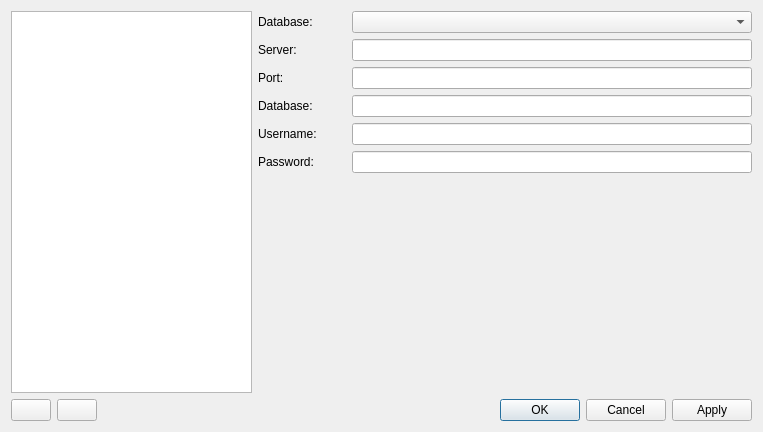
Qt form ui/ConnectionManagerDialog.ui (mispp/goat) before a commit.
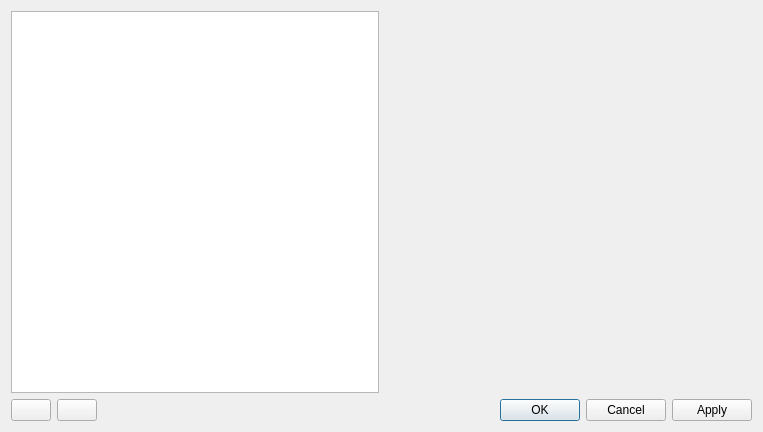
The same form after that commit. Icons and pictures are not drawn. Custom widgets are drawn as their Qt base class.

Commit message:
Connection dialog (#58)
* change Connection dialog to a widget

* change ConnectionManagerDialog to use ConnectionWidget

What changed in the file:
```diff
--- a/ui/ConnectionManagerDialog.ui
+++ b/ui/ConnectionManagerDialog.ui
@@ -70,220 +70,7 @@
    <item>
     <layout class="QVBoxLayout" name="verticalLayout">
      <item>
-      <layout class="QHBoxLayout" name="horizontalLayout_6">
-       <item>
-        <widget class="QLabel" name="label_6">
-         <property name="frameShape">
-          <enum>QFrame::NoFrame</enum>
-         </property>
-         <property name="text">
-          <string>Database:</string>
-         </property>
-        </widget>
-       </item>
-       <item>
-        <spacer name="horizontalSpacer_6">
-         <property name="orientation">
-          <enum>Qt::Horizontal</enum>
-         </property>
-         <property name="sizeHint" stdset="0">
-          <size>
-           <width>40</width>
-           <height>20</height>
-          </size>
-         </property>
-        </spacer>
-       </item>
-       <item>
-        <widget class="QComboBox" name="listDropdownDBDriver">
-         <property name="minimumSize">
-          <size>
-           <width>400</width>
-           <height>0</height>
-          </size>
-         </property>
-         <property name="toolTipDuration">
-          <number>-1</number>
-         </property>
-        </widget>
-       </item>
-      </layout>
-     </item>
-     <item>
-      <layout class="QHBoxLayout" name="horizontalLayout_3">
-       <item>
-        <widget class="QLabel" name="label_3">
-         <property name="text">
-          <string>Server: </string>
-         </property>
-        </widget>
-       </item>
-       <item>
-        <spacer name="horizontalSpacer_3">
-         <property name="orientation">
-          <enum>Qt::Horizontal</enum>
-         </property>
-         <property name="sizeHint" stdset="0">
-          <size>
-           <width>40</width>
-           <height>20</height>
-          </size>
-         </property>
-        </spacer>
-       </item>
-       <item>
-        <widget class="QLineEdit" name="txtServer">
-         <property name="minimumSize">
-          <size>
-           <width>400</width>
-           <height>0</height>
-          </size>
-         </property>
-        </widget>
-       </item>
-      </layout>
-     </item>
-     <item>
-      <layout class="QHBoxLayout" name="horizontalLayout_4">
-       <item>
-        <widget class="QLabel" name="label_4">
-         <property name="text">
-          <string>Port: </string>
-         </property>
-        </widget>
-       </item>
-       <item>
-        <spacer name="horizontalSpacer_4">
-         <property name="orientation">
-          <enum>Qt::Horizontal</enum>
-         </property>
-         <property name="sizeHint" stdset="0">
-          <size>
-           <width>40</width>
-           <height>20</height>
-          </size>
-         </property>
-        </spacer>
-       </item>
-       <item>
-        <widget class="QLineEdit" name="txtPort">
-         <property name="minimumSize">
-          <size>
-           <width>400</width>
-           <height>0</height>
-          </size>
-         </property>
-        </widget>
-       </item>
-      </layout>
-     </item>
-     <item>
-      <layout class="QHBoxLayout" name="horizontalLayout_5">
-       <item>
-        <widget class="QLabel" name="label_5">
-         <property name="text">
-          <string>Database: </string>
-         </property>
-        </widget>
-       </item>
-       <item>
-        <spacer name="horizontalSpacer_5">
-         <property name="orientation">
-          <enum>Qt::Horizontal</enum>
-         </property>
-         <property name="sizeHint" stdset="0">
-          <size>
-           <width>40</width>
-           <height>20</height>
-          </size>
-         </property>
-        </spacer>
-       </item>
-       <item>
-        <widget class="QLineEdit" name="txtDatabase">
-         <property name="minimumSize">
-          <size>
-           <width>400</width>
-           <height>0</height>
-          </size>
-         </property>
-        </widget>
-       </item>
-      </layout>
-     </item>
-     <item>
-      <layout class="QHBoxLayout" name="horizontalLayout">
-       <item>
-        <widget class="QLabel" name="label">
-         <property name="text">
-          <string>Username: </string>
-         </property>
-        </widget>
-       </item>
-       <item>
-        <spacer name="horizontalSpacer">
-         <property name="orientation">
-          <enum>Qt::Horizontal</enum>
-         </property>
-         <property name="sizeHint" stdset="0">
-          <size>
-           <width>40</width>
-           <height>20</height>
-          </size>
-         </property>
-        </spacer>
-       </item>
-       <item>
-        <widget class="QLineEdit" name="txtUser">
-         <property name="minimumSize">
-          <size>
-           <width>400</width>
-           <height>0</height>
-          </size>
-         </property>
-        </widget>
-       </item>
-      </layout>
-     </item>
-     <item>
-      <layout class="QHBoxLayout" name="horizontalLayout_2">
-       <item>
-        <widget class="QLabel" name="label_2">
-         <property name="text">
-          <string>Password: </string>
-         </property>
-        </widget>
-       </item>
-       <item>
-        <spacer name="horizontalSpacer_2">
-         <property name="orientation">
-          <enum>Qt::Horizontal</enum>
-         </property>
-         <property name="sizeHint" stdset="0">
-          <size>
-           <width>40</width>
-           <height>20</height>
-          </size>
-         </property>
-        </spacer>
-       </item>
-       <item>
-        <widget class="QLineEdit" name="txtPass">
-         <property name="minimumSize">
-          <size>
-           <width>400</width>
-           <height>0</height>
-          </size>
-         </property>
-         <property name="echoMode">
-          <enum>QLineEdit::Password</enum>
-         </property>
-         <property name="clearButtonEnabled">
-          <bool>false</bool>
-         </property>
-        </widget>
-       </item>
-      </layout>
+      <widget class="ConnectionWidget" name="connectionWidget" native="true"/>
      </item>
      <item>
       <spacer name="verticalSpacer">
@@ -315,6 +102,14 @@
    </item>
   </layout>
  </widget>
+ <customwidgets>
+  <customwidget>
+   <class>ConnectionWidget</class>
+   <extends>QWidget</extends>
+   <header>ui/ConnectionWidget.h</header>
+   <container>1</container>
+  </customwidget>
+ </customwidgets>
  <resources>
   <include location="../resources/icons.qrc"/>
  </resources>
```
The commit also changes 8 other files.
